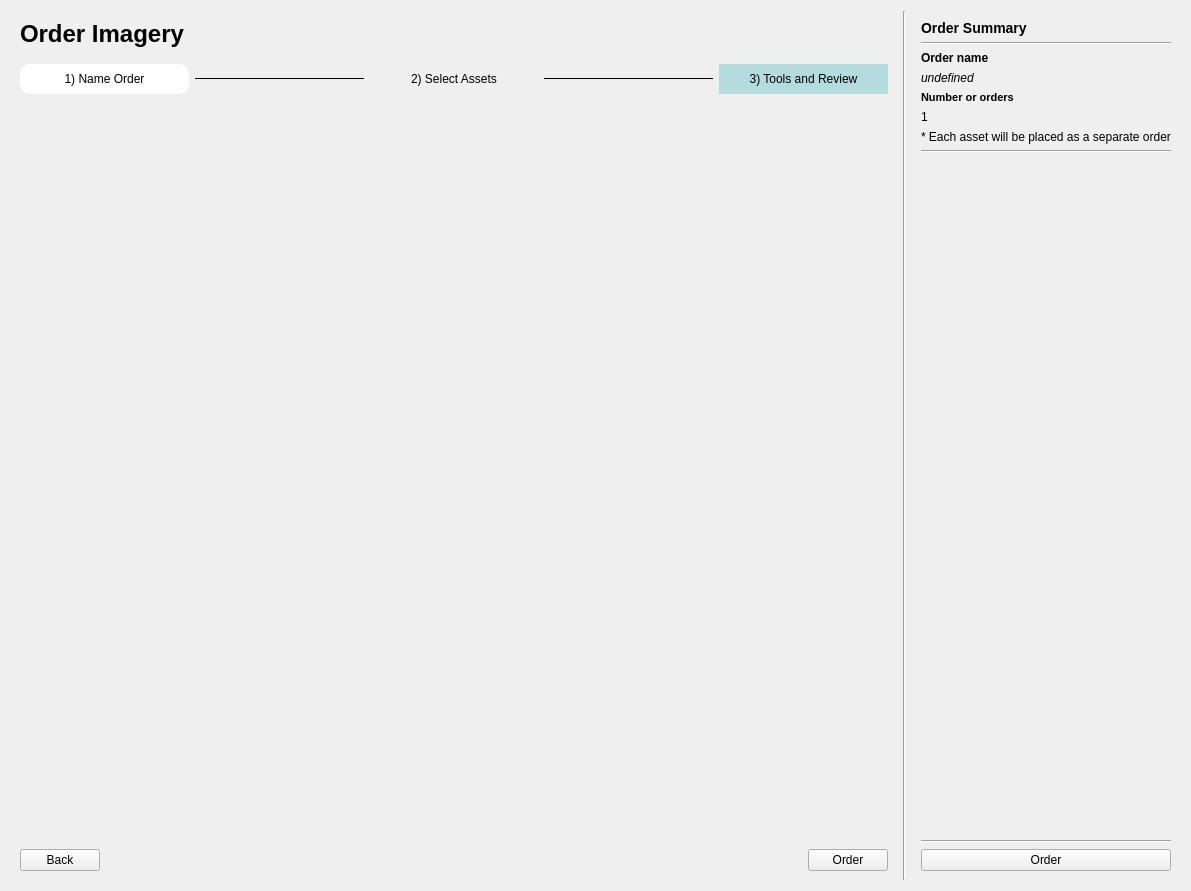
Above: planet_explorer/ui/pe_orders.ui from planetlabs/qgis-planet-plugin before the change. Below: the same form after it.
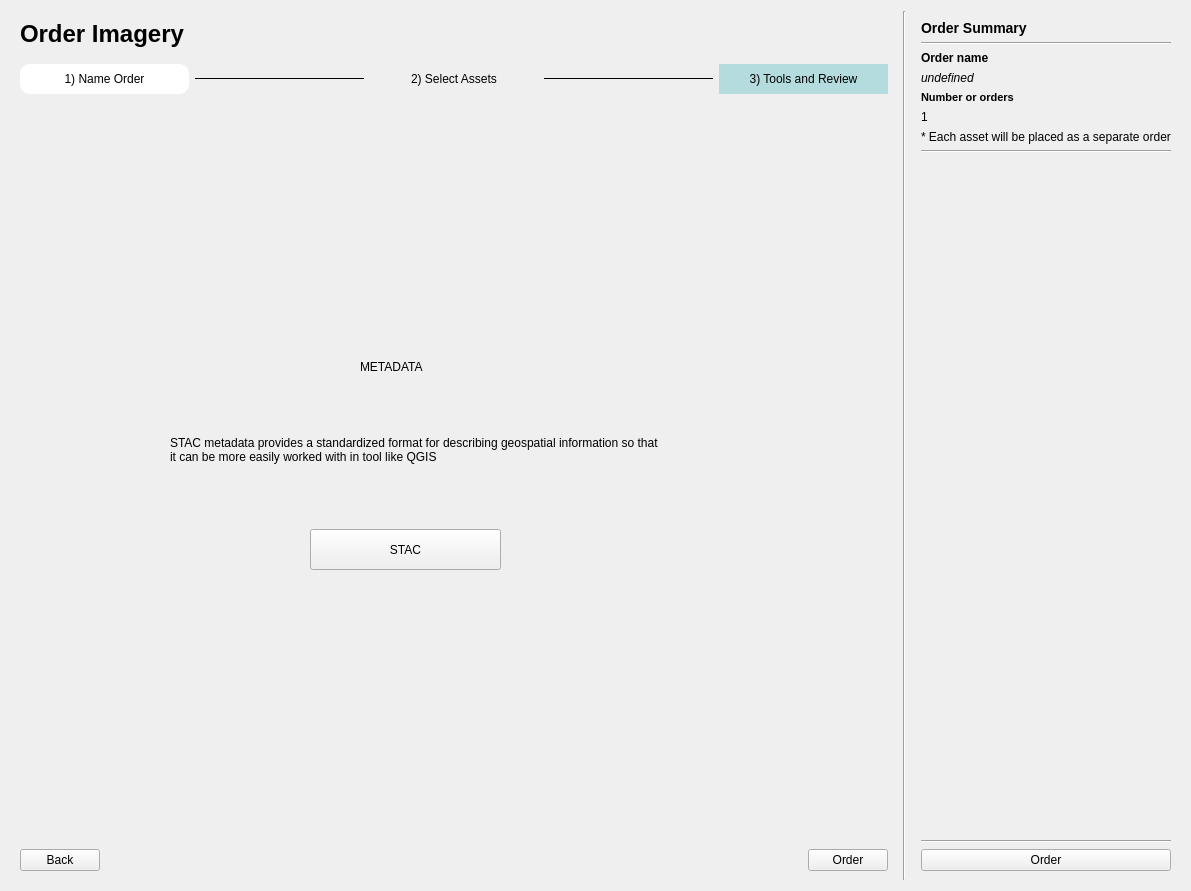
That is the form after the change. The open tabs and pages were chosen to show the change.

Commit message: stac option for the review order dialog

```diff
--- a/planet_explorer/ui/pe_orders.ui
+++ b/planet_explorer/ui/pe_orders.ui
@@ -304,10 +304,52 @@
                 <rect>
                  <x>0</x>
                  <y>0</y>
-                 <width>895</width>
-                 <height>726</height>
+                 <width>808</width>
+                 <height>717</height>
                 </rect>
                </property>
+               <widget class="QLabel" name="laSTACDescription">
+                <property name="geometry">
+                 <rect>
+                  <x>150</x>
+                  <y>280</y>
+                  <width>491</width>
+                  <height>121</height>
+                 </rect>
+                </property>
+                <property name="text">
+                 <string>STAC metadata provides a standardized format for describing geospatial information so that it can be more easily worked with in tool like QGIS </string>
+                </property>
+                <property name="wordWrap">
+                 <bool>true</bool>
+                </property>
+               </widget>
+               <widget class="QLabel" name="laSTACTitle">
+                <property name="geometry">
+                 <rect>
+                  <x>340</x>
+                  <y>250</y>
+                  <width>131</width>
+                  <height>16</height>
+                 </rect>
+                </property>
+                <property name="text">
+                 <string>METADATA</string>
+                </property>
+               </widget>
+               <widget class="QPushButton" name="stacButton">
+                <property name="geometry">
+                 <rect>
+                  <x>290</x>
+                  <y>420</y>
+                  <width>191</width>
+                  <height>41</height>
+                 </rect>
+                </property>
+                <property name="text">
+                 <string>STAC</string>
+                </property>
+               </widget>
               </widget>
              </widget>
             </item>
```
Left out of the diff: 10 changed lines with no effect on the pictures. The commit also changes 2 other files.
